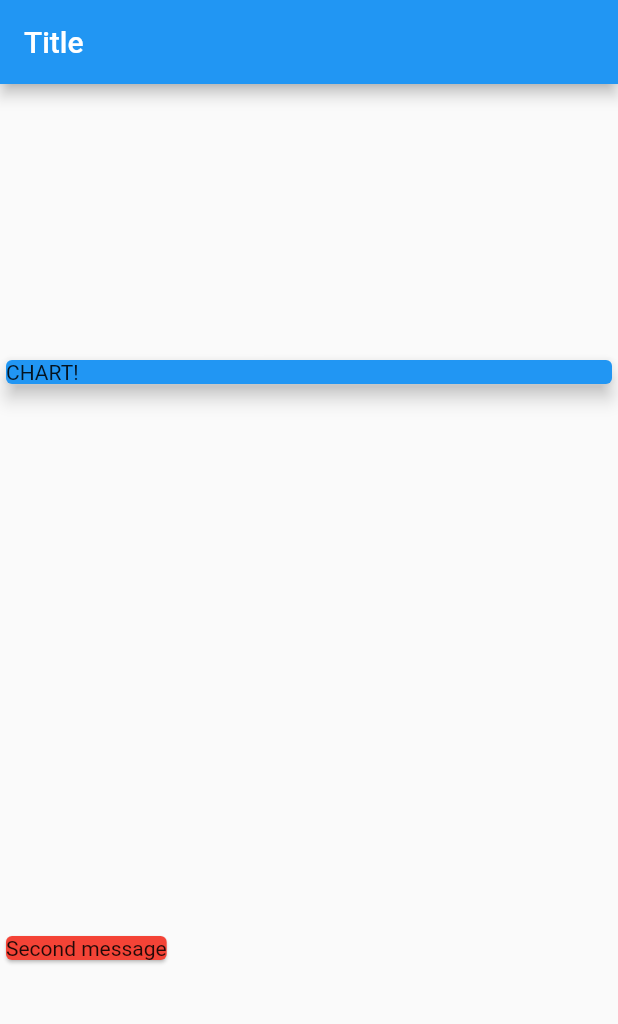
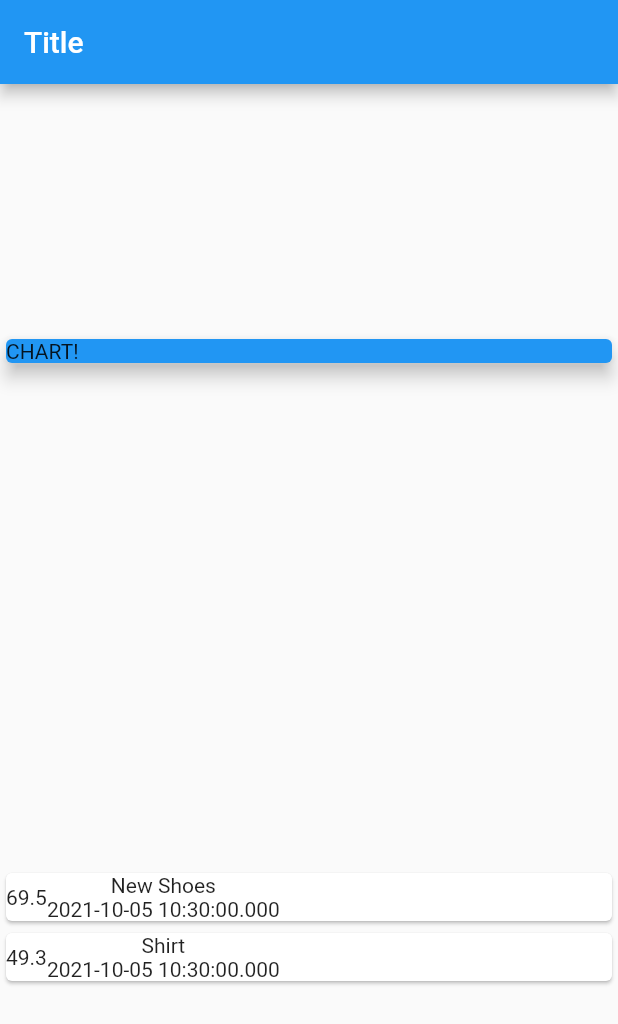
Before and after one commit to ChrisWW/expense_planner, a Flutter app: the screen it shows after launch, on a phone screen of 412 x 824 dp. Shown: the top 1024 px of the screen. Run offline on Flutter 3.47's test engine with Material 2 defaults, Android fonts, the phone set to English and light mode, and no system bars.

Commit message:
adding new children Widget

```diff
--- a/lib/main.dart
+++ b/lib/main.dart
@@ -1,3 +1,5 @@
+// ignore_for_file: prefer_const_constructors, sized_box_for_whitespace, prefer_const_literals_to_create_immutables
+
 import 'package:flutter/material.dart';
 import './transaction.dart';
 
@@ -25,13 +27,13 @@ class MyHomePage extends StatelessWidget {
     Transaction(
       id: 't1',
       title: 'New Shoes',
-      amount: 69.00,
+      amount: 69.50,
       date: DateTime.now(),
     ),
     Transaction(
       id: 't2',
       title: 'Shirt',
-      amount: 49.00,
+      amount: 49.30,
       date: DateTime.now(),
     )
   ];
@@ -57,12 +59,27 @@ class MyHomePage extends StatelessWidget {
           Container(
             width: double.infinity,
             child:
-            Card(color: Colors.blue, child: Text('CHART!'), elevation: 5),
+                Card(color: Colors.blue, child: Text('CHART!'), elevation: 5),
           ),
-          Card(
-            color: Colors.red,
-            child: Text('Second message'),
-          )
+          Column(
+            children: transactions.map((tx) {
+              return Card(
+                child: Row(
+                  children: <Widget>[
+                    Container(
+                      child: Text(
+                        tx.amount.toString(),
+                      ),
+                    ),
+                    Column(children: <Widget>[
+                      Text(tx.title),
+                      Text(tx.date.toString()),
+                    ]),
+                  ],
+                ),
+              );
+            }).toList(),
+          ),
         ],
       ),
     );
```
